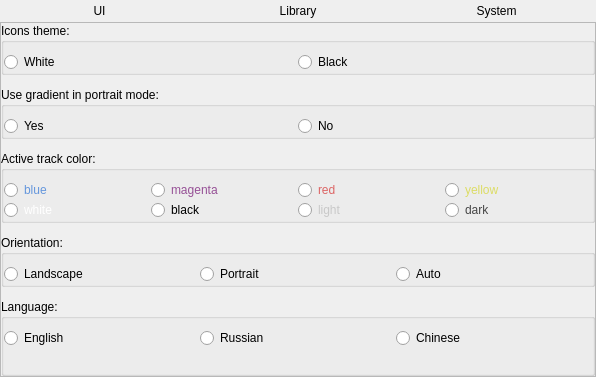
The window that src/ui/settingsform.ui (niktischenko/someplayer) describes before a commit, drawn with Qt 5.
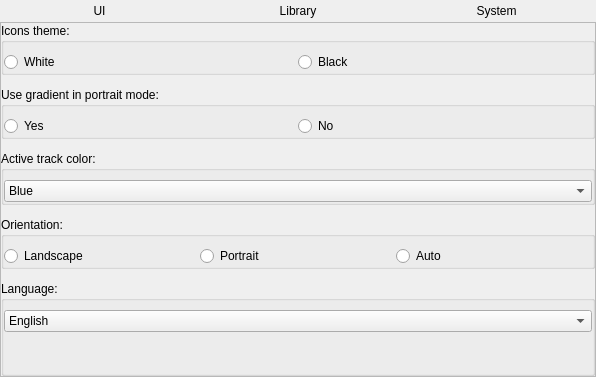
The same window after the commit.

The edit to the form file:
```diff
--- a/src/ui/settingsform.ui
+++ b/src/ui/settingsform.ui
@@ -209,91 +209,48 @@
                <number>0</number>
               </property>
               <item>
-               <layout class="QGridLayout" name="cButtonsLayout" rowstretch="0,0">
-                <property name="spacing">
-                 <number>0</number>
-                </property>
-                <item row="0" column="0">
-                 <widget class="QRadioButton" name="cBlueButton">
-                  <property name="styleSheet">
-                   <string notr="true">color: rgb(100, 150, 220)</string>
-                  </property>
+               <widget class="QComboBox" name="colorComboBox">
+                <item>
                   <property name="text">
-                   <string>blue</string>
-                  </property>
-                 </widget>
+                  <string>Blue</string>
+                 </property>
                 </item>
-                <item row="0" column="1">
-                 <widget class="QRadioButton" name="cMagentaButton">
-                  <property name="styleSheet">
-                   <string notr="true">color: rgb(150, 80, 150);</string>
-                  </property>
+                <item>
                   <property name="text">
-                   <string>magenta</string>
-                  </property>
-                 </widget>
+                  <string>Magenta</string>
+                 </property>
                 </item>
-                <item row="0" column="2">
-                 <widget class="QRadioButton" name="cRedButton">
-                  <property name="styleSheet">
-                   <string notr="true">color: rgb(220, 100, 100);</string>
-                  </property>
+                <item>
                   <property name="text">
-                   <string>red</string>
-                  </property>
-                 </widget>
+                  <string>Red</string>
+                 </property>
                 </item>
-                <item row="0" column="3">
-                 <widget class="QRadioButton" name="cYellowButton">
-                  <property name="styleSheet">
-                   <string notr="true">color: rgb(220, 220, 100);</string>
-                  </property>
+                <item>
                   <property name="text">
-                   <string>yellow</string>
-                  </property>
-                 </widget>
+                  <string>Yellow</string>
+                 </property>
                 </item>
-                <item row="1" column="0">
-                 <widget class="QRadioButton" name="cWhiteButton">
-                  <property name="styleSheet">
-                   <string notr="true">color: rgb(255, 255, 255);</string>
-                  </property>
+                <item>
                   <property name="text">
-                   <string>white</string>
-                  </property>
-                 </widget>
+                  <string>White</string>
+                 </property>
                 </item>
-                <item row="1" column="1">
-                 <widget class="QRadioButton" name="cBlackButton">
-                  <property name="styleSheet">
-                   <string notr="true">color: rgb(0,0,0);</string>
-                  </property>
+                <item>
                   <property name="text">
-                   <string>black</string>
-                  </property>
-                 </widget>
+                  <string>Black</string>
+                 </property>
                 </item>
-                <item row="1" column="2">
-                 <widget class="QRadioButton" name="cLightButton">
-                  <property name="styleSheet">
-                   <string notr="true">color: rgb(200, 200, 200);</string>
-                  </property>
+                <item>
                   <property name="text">
-                   <string>light</string>
-                  </property>
-                 </widget>
+                  <string>Light</string>
+                 </property>
                 </item>
-                <item row="1" column="3">
-                 <widget class="QRadioButton" name="cDarkButton">
-                  <property name="styleSheet">
-                   <string notr="true">color: rgb(70, 70, 70);</string>
-                  </property>
+                <item>
                   <property name="text">
-                   <string>dark</string>
-                  </property>
-                 </widget>
+                  <string>Dark</string>
+                 </property>
                 </item>
-               </layout>
+               </widget>
               </item>
              </layout>
             </widget>
@@ -372,32 +329,23 @@
                <number>0</number>
               </property>
               <item>
-               <layout class="QHBoxLayout" name="horizontalLayout_7">
-                <property name="spacing">
-                 <number>0</number>
-                </property>
+               <widget class="QComboBox" name="langComboBox">
                 <item>
-                 <widget class="QRadioButton" name="engLangButton">
                   <property name="text">
                    <string>English</string>
                   </property>
-                 </widget>
                 </item>
                 <item>
-                 <widget class="QRadioButton" name="ruLangButton">
                   <property name="text">
                    <string>Russian</string>
                   </property>
-                 </widget>
                 </item>
                 <item>
-                 <widget class="QRadioButton" name="cnLangButton">
                   <property name="text">
                    <string>Chinese</string>
                   </property>
-                 </widget>
                 </item>
-               </layout>
+               </widget>
               </item>
               <item>
                <spacer name="verticalSpacer">
```
Lines whose indentation alone changed are shown as unchanged.
